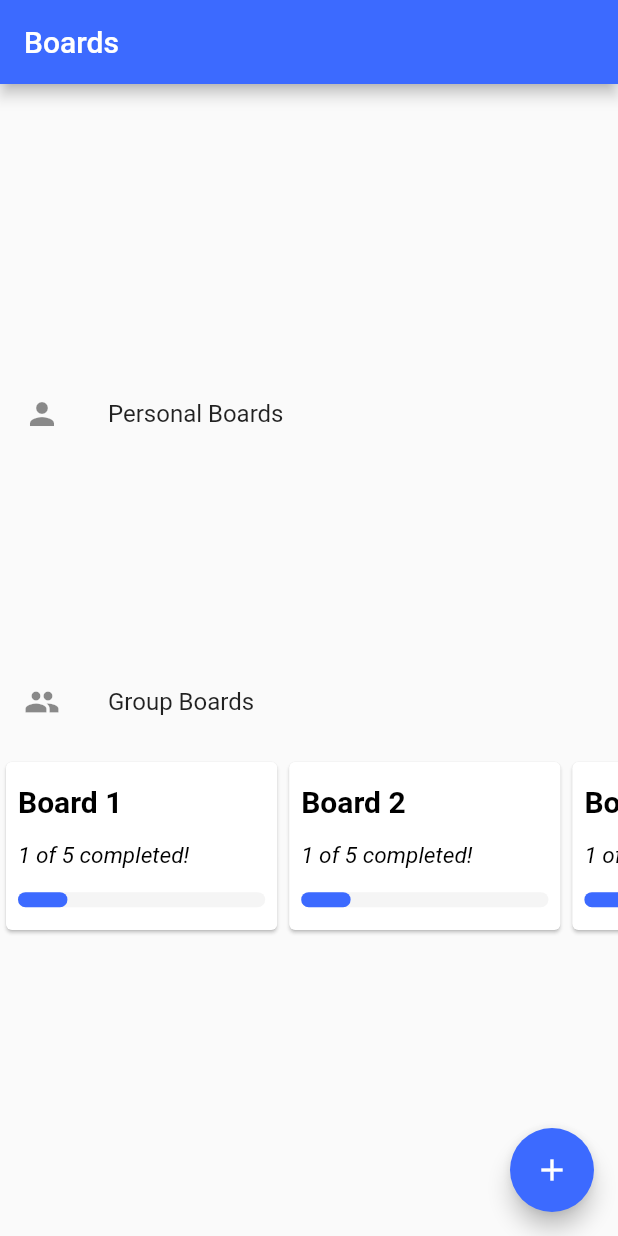
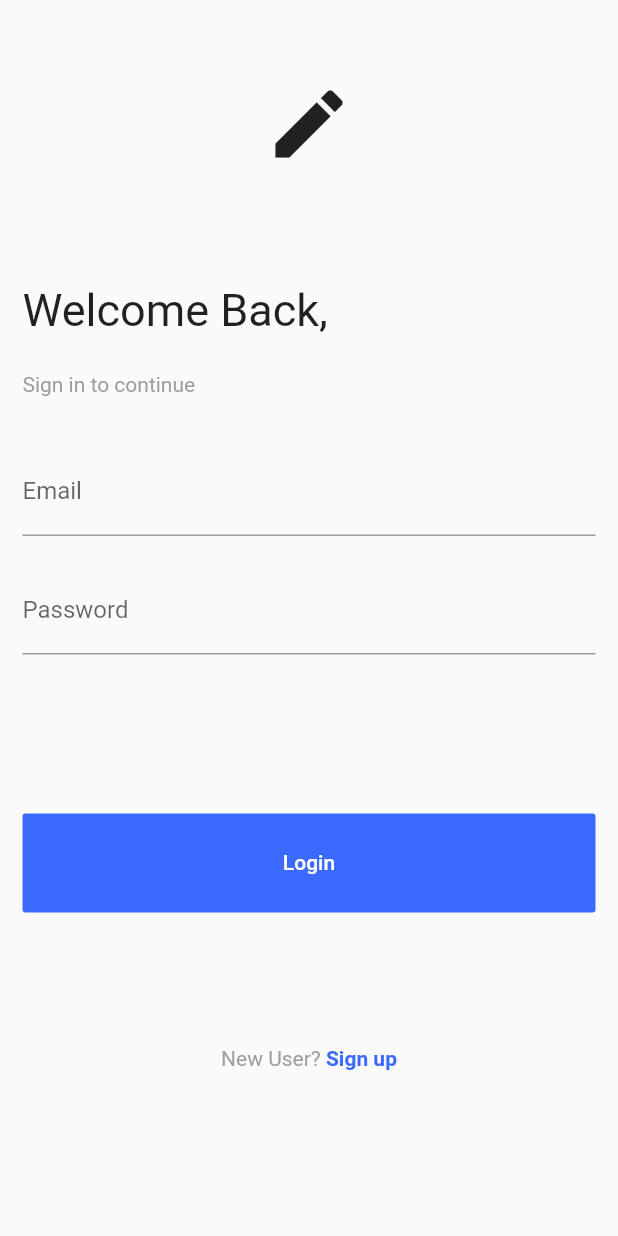
Before and after one commit to Diaga/Twix, a Flutter app: the screen it shows after launch, on a phone screen of 412 x 824 dp. Run offline on Flutter 3.47's test engine with Material 2 defaults, Android fonts, the phone set to English and light mode, and no system bars; our stand-ins replace sqflite; accounts and stored records are empty.

Commit message:
Created login screen

```diff
--- /dev/null
+++ b/lib/Screens/login.dart
@@ -0,0 +1,123 @@
+import 'package:flutter/cupertino.dart';
+import 'package:flutter/material.dart';
+import 'package:twix/Palette/palette.dart';
+import 'board_screen.dart';
+
+class Login extends StatelessWidget {
+  @override
+  Widget build(BuildContext context) {
+    return Scaffold(
+      resizeToAvoidBottomPadding: false,
+      body: SafeArea(
+        child: ListView(
+          children: <Widget>[
+            Column(
+              crossAxisAlignment: CrossAxisAlignment.start,
+              //mainAxisAlignment: MainAxisAlignment.spaceEvenly,
+              children: <Widget>[
+                Container(
+                  height: MediaQuery.of(context).size.height * 0.20,
+                  child: Center(
+                    child: Icon(
+                      Icons.edit,
+                      size: 60,
+                    ),
+                  ),
+                ),
+                Container(
+                  height: MediaQuery.of(context).size.height * 0.15,
+                  child: Column(
+                    crossAxisAlignment: CrossAxisAlignment.start,
+                    mainAxisAlignment: MainAxisAlignment.spaceEvenly,
+                    children: <Widget>[
+                      Padding(
+                        padding: const EdgeInsets.symmetric(horizontal: 15.0),
+                        child: Text(
+                          'Welcome Back,',
+                          style: TextStyle(fontSize: 30),
+                        ),
+                      ),
+                      Padding(
+                        padding: const EdgeInsets.symmetric(horizontal: 15.0),
+                        child: Text(
+                          'Sign in to continue',
+                          style: TextStyle(color: Colors.grey),
+                        ),
+                      ),
+                    ],
+                  ),
+                ),
+                Container(
+                  height: MediaQuery.of(context).size.height * 0.29,
+                  child: Column(
+                    children: <Widget>[
+                      Padding(
+                        padding: const EdgeInsets.symmetric(
+                            horizontal: 15.0, vertical: 10),
+                        child: TextField(
+                          decoration: InputDecoration(
+                            labelText: 'Email',
+                          ),
+                        ),
+                      ),
+                      Padding(
+                        padding: const EdgeInsets.symmetric(
+                            horizontal: 15.0, vertical: 10),
+                        child: TextField(
+                          decoration: InputDecoration(
+                            labelText: 'Password',
+                          ),
+                        ),
+                      ),
+                    ],
+                  ),
+                ),
+                Container(
+                  height: MediaQuery.of(context).size.height * 0.08,
+                  width: MediaQuery.of(context).size.width,
+                  margin: EdgeInsets.all(15),
+                  child: FlatButton(
+                    color: Palette.primaryColor,
+                    onPressed: () {
+                      Navigator.pushReplacement(
+                        context,
+                        MaterialPageRoute(
+                          builder: (context) => BoardScreen(),
+                        ),
+                      );
+                    },
+                    child: Text(
+                      'Login',
+                      style: TextStyle(color: Colors.white),
+                    ),
+                  ),
+                ),
+                Container(
+                  height: MediaQuery.of(context).size.height * 0.20,
+                  child: Row(
+                    mainAxisAlignment: MainAxisAlignment.center,
+                    children: <Widget>[
+                      Text(
+                        'New User? ',
+                        style: TextStyle(color: Colors.grey),
+                      ),
+                      GestureDetector(
+                        onTap: null,
+                        child: Text(
+                          'Sign up',
+                          style: TextStyle(
+                              fontWeight: FontWeight.bold,
+                              color: Palette.primaryColor),
+                        ),
+                      ),
+                    ],
+                  ),
+                ),
+              ],
+            ),
+          ],
+        ),
+      ),
+    );
+  }
+}
--- a/lib/main.dart
+++ b/lib/main.dart
@@ -1,7 +1,5 @@
 import 'package:flutter/material.dart';
-
-import 'package:twix/Screens/board_screen.dart';
-import 'package:twix/Screens/task_screen.dart';
+import 'Screens/login.dart';
 
 void main() async {
   runApp(Twix());
@@ -16,7 +14,7 @@ class Twix extends StatelessWidget {
         primaryColor: Color(0xFF3C6AFF),
       ),
       home: Scaffold(
-        body: BoardScreen(),
+        body: Login(),
       ),
     );
   }
```
